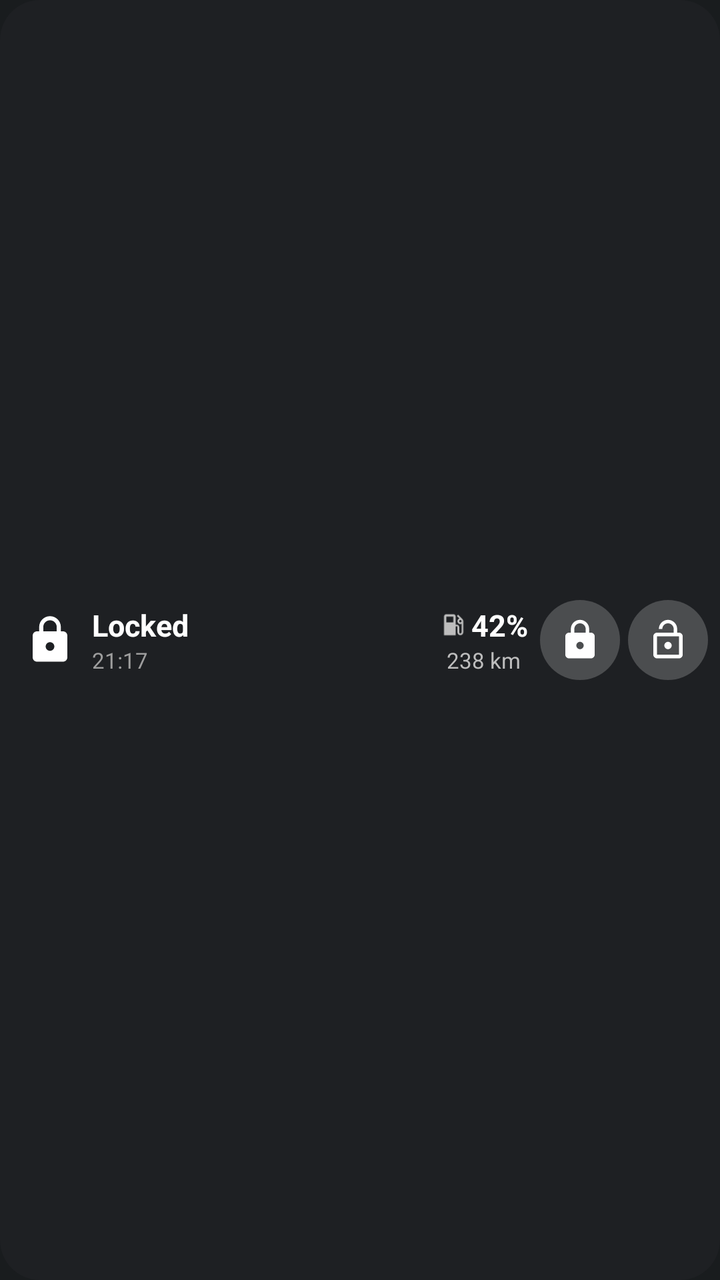
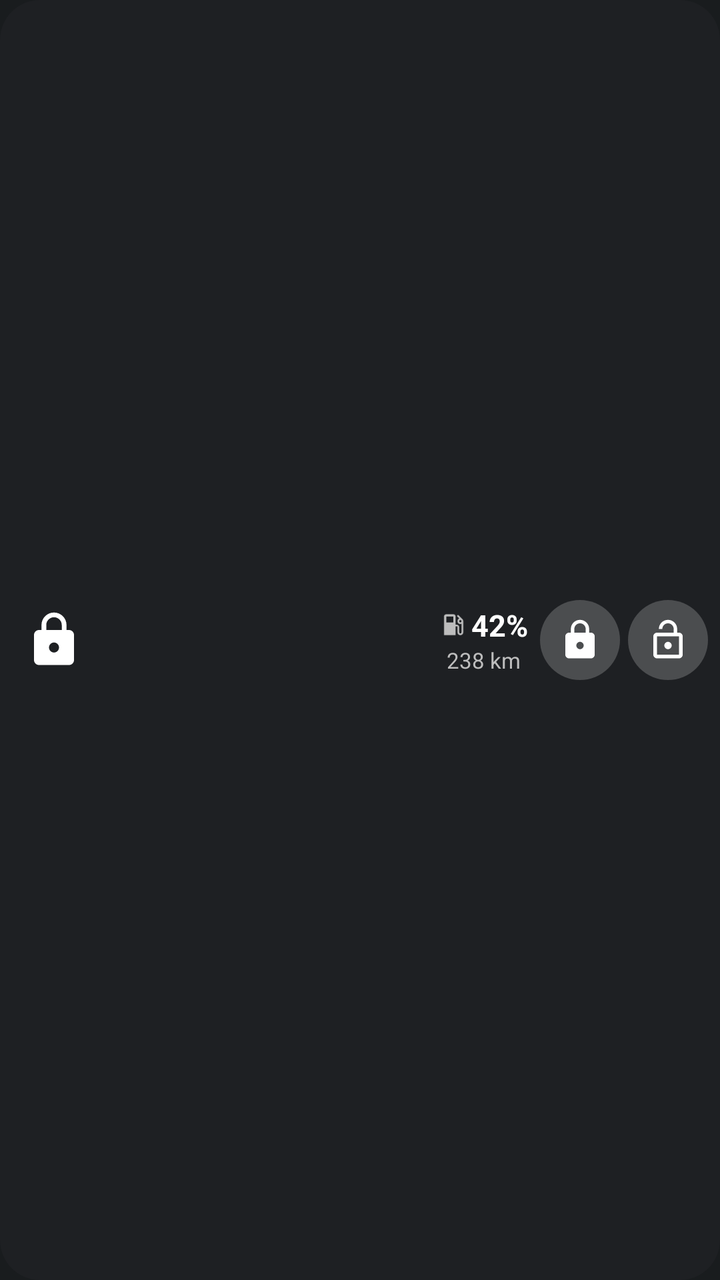

Two renders of the same Android screen: before a commit and after it. Below are the layout's source before the change and the commit's diff.
<!-- AndroidManifest.xml: application theme android:Theme.DeviceDefault -->
<!-- res/layout/widget_car.xml -->
<?xml version="1.0" encoding="utf-8"?>
<LinearLayout xmlns:android="http://schemas.android.com/apk/res/android"
    android:id="@android:id/background"
    android:layout_width="match_parent"
    android:layout_height="match_parent"
    android:background="@drawable/widget_bg"
    android:gravity="center_vertical"
    android:orientation="horizontal"
    android:paddingStart="12dp"
    android:paddingEnd="6dp">

    
    <LinearLayout
        android:id="@+id/status_area"
        android:layout_width="0dp"
        android:layout_height="match_parent"
        android:layout_weight="1"
        android:gravity="center_vertical"
        android:orientation="horizontal">

        <ImageView
            android:id="@+id/status_icon"
            android:layout_width="26dp"
            android:layout_height="26dp"
            android:src="@drawable/ic_lock" />

        <LinearLayout
            android:layout_width="match_parent"
            android:layout_height="wrap_content"
            android:layout_marginStart="8dp"
            android:orientation="vertical">

            <TextView
                android:id="@+id/status_title"
                android:layout_width="wrap_content"
                android:layout_height="wrap_content"
                android:maxLines="1"
                android:text="Locked"
                android:textColor="#FFFFFF"
                android:textSize="15sp"
                android:textStyle="bold" />

            <TextView
                android:id="@+id/status_sub"
                android:layout_width="match_parent"
                android:layout_height="wrap_content"
                android:ellipsize="end"
                android:maxLines="1"
                android:text="21:17"
                android:textColor="#9E9E9E"
                android:textSize="11sp" />
        </LinearLayout>
    </LinearLayout>

    
    <LinearLayout
        android:id="@+id/fuel_area"
        android:layout_width="wrap_content"
        android:layout_height="match_parent"
        android:layout_marginEnd="6dp"
        android:gravity="center"
        android:orientation="vertical">

        <LinearLayout
            android:layout_width="wrap_content"
            android:layout_height="wrap_content"
            android:gravity="center_vertical"
            android:orientation="horizontal">

            <ImageView
                android:layout_width="14dp"
                android:layout_height="14dp"
                android:layout_marginEnd="2dp"
                android:src="@drawable/ic_fuel" />

            <TextView
                android:id="@+id/fuel"
                android:layout_width="wrap_content"
                android:layout_height="wrap_content"
                android:text="42%"
                android:textColor="#FFFFFF"
                android:textSize="15sp"
                android:textStyle="bold" />
        </LinearLayout>

        <TextView
            android:id="@+id/range"
            android:layout_width="wrap_content"
            android:layout_height="wrap_content"
            android:text="238 km"
            android:textColor="#BDBDBD"
            android:textSize="11sp" />
    </LinearLayout>

    <ImageButton
        android:id="@+id/btn_lock"
        android:layout_width="40dp"
        android:layout_height="40dp"
        android:layout_marginEnd="4dp"
        android:background="@drawable/btn_bg"
        android:contentDescription="Lock"
        android:padding="9dp"
        android:scaleType="fitCenter"
        android:src="@drawable/ic_lock" />

    <ImageButton
        android:id="@+id/btn_unlock"
        android:layout_width="40dp"
        android:layout_height="40dp"
        android:background="@drawable/btn_bg"
        android:contentDescription="Unlock"
        android:padding="9dp"
        android:scaleType="fitCenter"
        android:src="@drawable/ic_lock_open" />
</LinearLayout>
<!-- resources referenced by this layout -->
<resources>
  <!-- drawable btn_bg (drawable) -->
  <?xml version="1.0" encoding="utf-8"?>
  <shape xmlns:android="http://schemas.android.com/apk/res/android" android:shape="oval">
      <solid android:color="#33FFFFFF" />
  </shape>
  <!-- drawable ic_fuel (drawable) -->
  <vector xmlns:android="http://schemas.android.com/apk/res/android"
      android:width="24dp" android:height="24dp" android:viewportWidth="24" android:viewportHeight="24">
      <path android:fillColor="#FFBDBDBD"
          android:pathData="M19.77,7.23l0.01,-0.01 -3.72,-3.72L15,4.56l2.11,2.11c-0.94,0.36 -1.61,1.26 -1.61,2.33 0,1.38 1.12,2.5 2.5,2.5 0.36,0 0.69,-0.08 1,-0.21v7.21c0,0.55 -0.45,1 -1,1s-1,-0.45 -1,-1V14c0,-1.1 -0.9,-2 -2,-2h-1V5c0,-1.1 -0.9,-2 -2,-2H6c-1.1,0 -2,0.9 -2,2v16h10v-7.5h1.5v5c0,1.38 1.12,2.5 2.5,2.5s2.5,-1.12 2.5,-2.5V9c0,-0.69 -0.28,-1.32 -0.73,-1.77zM12,10H6V5h6v5zM18,10c-0.55,0 -1,-0.45 -1,-1s0.45,-1 1,-1 1,0.45 1,1 -0.45,1 -1,1z" />
  </vector>
  <!-- drawable ic_lock (drawable) -->
  <vector xmlns:android="http://schemas.android.com/apk/res/android"
      android:width="24dp" android:height="24dp" android:viewportWidth="24" android:viewportHeight="24">
      <path android:fillColor="#FFFFFFFF"
          android:pathData="M18,8h-1V6c0,-2.76 -2.24,-5 -5,-5S7,3.24 7,6v2H6c-1.1,0 -2,0.9 -2,2v10c0,1.1 0.9,2 2,2h12c1.1,0 2,-0.9 2,-2V10c0,-1.1 -0.9,-2 -2,-2zM12,17c-1.1,0 -2,-0.9 -2,-2s0.9,-2 2,-2 2,0.9 2,2 -0.9,2 -2,2zM15.1,8H8.9V6c0,-1.71 1.39,-3.1 3.1,-3.1 1.71,0 3.1,1.39 3.1,3.1v2z" />
  </vector>
  <!-- drawable ic_lock_open (drawable) -->
  <vector xmlns:android="http://schemas.android.com/apk/res/android"
      android:width="24dp" android:height="24dp" android:viewportWidth="24" android:viewportHeight="24">
      <path android:fillColor="#FFFFFFFF"
          android:pathData="M12,17c1.1,0 2,-0.9 2,-2s-0.9,-2 -2,-2 -2,0.9 -2,2 0.9,2 2,2zM18,8h-1V6c0,-2.76 -2.24,-5 -5,-5S7,3.24 7,6h1.9c0,-1.71 1.39,-3.1 3.1,-3.1 1.71,0 3.1,1.39 3.1,3.1v2H6c-1.1,0 -2,0.9 -2,2v10c0,1.1 0.9,2 2,2h12c1.1,0 2,-0.9 2,-2V10c0,-1.1 -0.9,-2 -2,-2zM18,20H6V10h12v10z" />
  </vector>
  <!-- drawable widget_bg (drawable) -->
  <?xml version="1.0" encoding="utf-8"?>
  <shape xmlns:android="http://schemas.android.com/apk/res/android" android:shape="rectangle">
      <solid android:color="#E6202124" />
      <corners android:radius="20dp" />
  </shape>
</resources>

<!-- the commit's change to res/layout/widget_car.xml (unified diff, before → after) -->
@@ -20,8 +20,8 @@
 
         <ImageView
             android:id="@+id/status_icon"
-            android:layout_width="26dp"
-            android:layout_height="26dp"
+            android:layout_width="30dp"
+            android:layout_height="30dp"
             android:src="@drawable/ic_lock" />
 
         <LinearLayout
@@ -31,24 +31,14 @@
             android:orientation="vertical">
 
             <TextView
-                android:id="@+id/status_title"
-                android:layout_width="wrap_content"
-                android:layout_height="wrap_content"
-                android:maxLines="1"
-                android:text="Locked"
-                android:textColor="#FFFFFF"
-                android:textSize="15sp"
-                android:textStyle="bold" />
-
-            <TextView
                 android:id="@+id/status_sub"
                 android:layout_width="match_parent"
                 android:layout_height="wrap_content"
                 android:ellipsize="end"
-                android:maxLines="1"
-                android:text="21:17"
-                android:textColor="#9E9E9E"
-                android:textSize="11sp" />
+                android:maxLines="2"
+                android:text=""
+                android:textColor="#FF9800"
+                android:textSize="12sp" />
         </LinearLayout>
     </LinearLayout>
 
